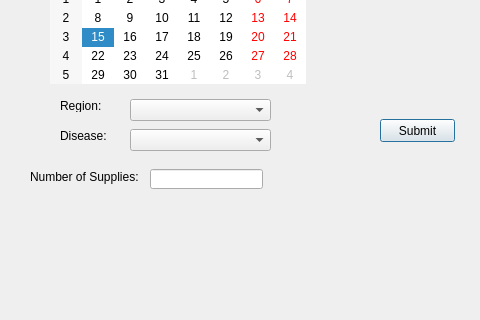
paulina7m/COMP3004OmegaSquad, file OmegaSquaddApplication/addsupplieswindow.ui: the form before one commit; both pictures show x 0 to 480 and y 221 to 541 of the 600 by 800 pixel window.
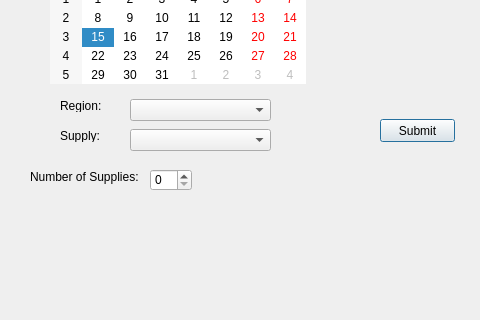
The form after the commit.

The edit to the form file:
```diff
--- a/OmegaSquaddApplication/addsupplieswindow.ui
+++ b/OmegaSquaddApplication/addsupplieswindow.ui
@@ -67,7 +67,7 @@
     </rect>
    </property>
    <property name="text">
-    <string>Disease:</string>
+    <string>Supply:</string>
    </property>
   </widget>
   <widget class="QCalendarWidget" name="calendarWidget">
@@ -80,16 +80,6 @@
     </rect>
    </property>
   </widget>
-  <widget class="QLineEdit" name="lineEdit_2">
-   <property name="geometry">
-    <rect>
-     <x>150</x>
-     <y>390</y>
-     <width>113</width>
-     <height>20</height>
-    </rect>
-   </property>
-  </widget>
   <widget class="QLabel" name="label_5">
    <property name="geometry">
     <rect>
@@ -146,6 +136,16 @@
     </rect>
    </property>
   </widget>
+  <widget class="QSpinBox" name="spinBox">
+   <property name="geometry">
+    <rect>
+     <x>150</x>
+     <y>390</y>
+     <width>42</width>
+     <height>22</height>
+    </rect>
+   </property>
+  </widget>
  </widget>
  <resources/>
  <connections/>
```
